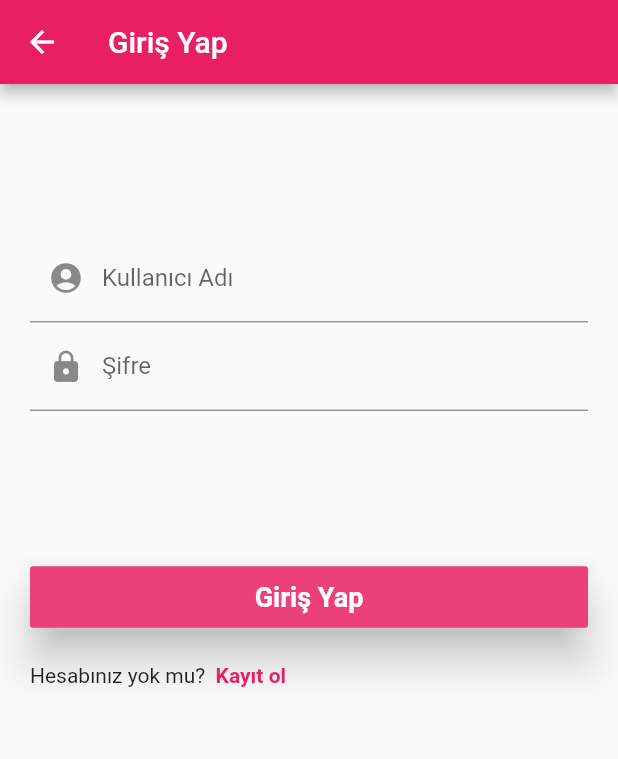
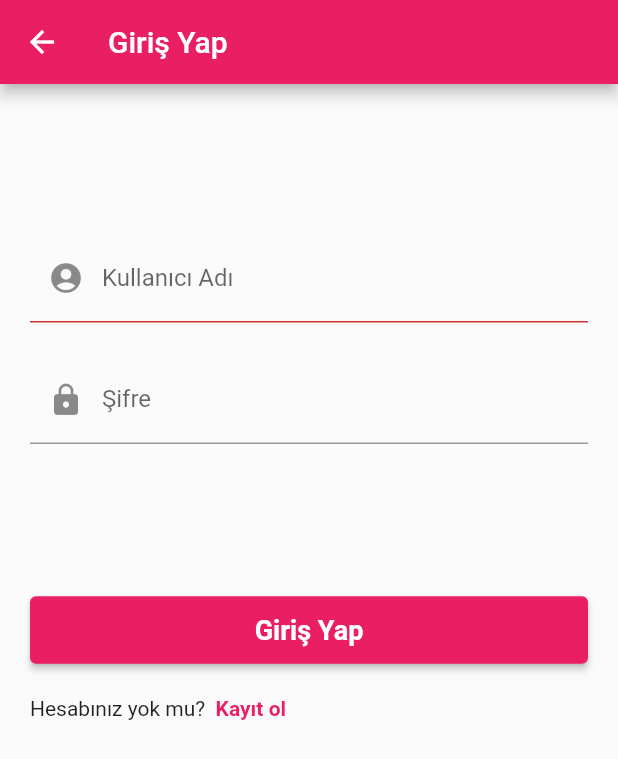
Before and after one commit to gkydev/pati-mobile, a Flutter app: the LoginPage screen opened by its route, on a phone screen of 412 x 824 dp. Shown: the top 759 px of the screen. Run offline on Flutter 3.47's test engine with Material 2 defaults, Android fonts, the phone set to English and light mode, and no system bars; our stand-ins replace flutter_secure_storage; accounts and stored records are empty; generated files the repository leaves out were written again.

Commit message:
added: Login operation added

```diff
--- /dev/null
+++ b/lib/models/UserLoginDto.dart
@@ -0,0 +1,17 @@
+class UserLoginDto {
+  final String email;
+  final String password;
+
+  UserLoginDto(this.email, this.password);
+
+   UserLoginDto.fromJson(Map<String, dynamic> json)
+      : email = json['Email'],
+        password = json['Password'];
+
+  Map<String, dynamic> toJson() => {
+        'Email': email ,
+        'Password': password,
+      };
+
+
+}
--- a/lib/screens/login_page.dart
+++ b/lib/screens/login_page.dart
@@ -1,5 +1,8 @@
 import 'package:flutter/cupertino.dart';
 import 'package:flutter/material.dart';
+import 'package:pati_mobile/models/UserLoginDto.dart';
+import 'package:pati_mobile/services/UserService.dart';
+import 'package:pati_mobile/utilities/Auth.dart';
 
 class LoginPage extends StatefulWidget {
   @override
@@ -9,7 +12,10 @@ class LoginPage extends StatefulWidget {
 class _LoginPageState extends State<LoginPage> {
   bool kontrol = false;
   String _id, _password;
+  String errorMsgFromApi = null;
   final formKey = GlobalKey<FormState>();
+
+  bool isLoginProcessing = false;
 
   @override
   Widget build(BuildContext context) {
@@ -25,9 +31,9 @@ class _LoginPageState extends State<LoginPage> {
           child: ListView(
             children: [
               TextFormField(
-                onTap: () {
-                },
+                onTap: () {},
                 decoration: InputDecoration(
+                  errorText: errorMsgFromApi != null ? errorMsgFromApi : "",
                   hintText: "Kullanıcı adınızı giriniz.",
                   labelText: "Kullanıcı Adı",
                   prefixIcon: Icon(Icons.account_circle),
@@ -37,8 +43,7 @@ class _LoginPageState extends State<LoginPage> {
               ),
               TextFormField(
                 obscureText: true,
-                onTap: () {
-                },
+                onTap: () {},
                 decoration: InputDecoration(
                   hintText: "Şifrenizi giriniz.",
                   labelText: "Şifre",
@@ -56,24 +61,16 @@ class _LoginPageState extends State<LoginPage> {
                       SizedBox(
                         height: 100,
                       ),
-                      RaisedButton(
-                        elevation: 12,
-                        padding: EdgeInsets.all(10),
-                        onPressed: () {
-                          _confirmLogin;
-                          Navigator.pushNamed(
-                            context,
-                            '/PetList',
-                          );
-                        },
+                      ElevatedButton(
+                        onPressed: isLoginProcessing ? null : _confirmLogin,
                         child: Text(
-                          "Giriş Yap",
-                          style: TextStyle(
-                              fontSize: 18,
-                              color: Colors.white,
-                              fontWeight: FontWeight.bold),
+                          isLoginProcessing ? "Yükleniyor.." : "Giriş Yap",
                         ),
-                        color: Colors.pink.shade400,
+                        style: ElevatedButton.styleFrom(
+                            primary: Colors.pink,
+                            padding: EdgeInsets.all(12),
+                            textStyle: TextStyle(
+                                fontSize: 18, fontWeight: FontWeight.bold)),
                       ),
                       SizedBox(
                         height: 20,
@@ -107,13 +104,41 @@ class _LoginPageState extends State<LoginPage> {
   }
 
   void _confirmLogin() {
+    setState(() {
+      errorMsgFromApi = null;
+      isLoginProcessing = true;
+    });
+
     if (formKey.currentState.validate()) {
       formKey.currentState.save();
+      login();
     } else {
       setState(() {
         kontrol = true;
+        isLoginProcessing = false;
+        print("not valid");
       });
     }
+  }
+
+  void login() {
+    UserService().loginAsync(new UserLoginDto(_id, _password)).then((result) {
+      setState(() {
+        isLoginProcessing = false;
+      });
+
+      if (result.success) {
+        Navigator.pushNamedAndRemoveUntil(
+          context,
+          '/PetList',
+          (Route<dynamic> route) => false,
+        );
+      } else {
+        setState(() {
+          errorMsgFromApi = result.message;
+        });
+      }
+    });
   }
 
   void _idCheck(String value) {}
--- /dev/null
+++ b/lib/utilities/Auth.dart
@@ -0,0 +1,13 @@
+class Auth {
+  bool isAuthenticated = false;
+
+  static Auth _instance;
+
+  factory Auth() => _instance;
+
+  Auth._init();
+
+  static Future<void> create() async {
+    _instance = Auth._init();
+  }
+}
--- /dev/null
+++ b/lib/utilities/JWTHelper.dart
@@ -0,0 +1,14 @@
+import 'package:flutter_secure_storage/flutter_secure_storage.dart';
+
+class JWTHelper{
+
+  static String tokenKey = "JWT";
+
+  static Future<String> getToken() async {
+    return (await FlutterSecureStorage().read(key: tokenKey));
+  }
+
+    static setToken(String token) async {
+    await FlutterSecureStorage().write(key: tokenKey, value: token);
+  }
+}
```
Also changed, not shown: lib/main.dart (+5 -2 lines), lib/services/BaseService.dart (+12 -0 lines), lib/services/PetService.dart (+11 -10 lines), lib/services/UserService.dart (added, +32 -0 lines).
